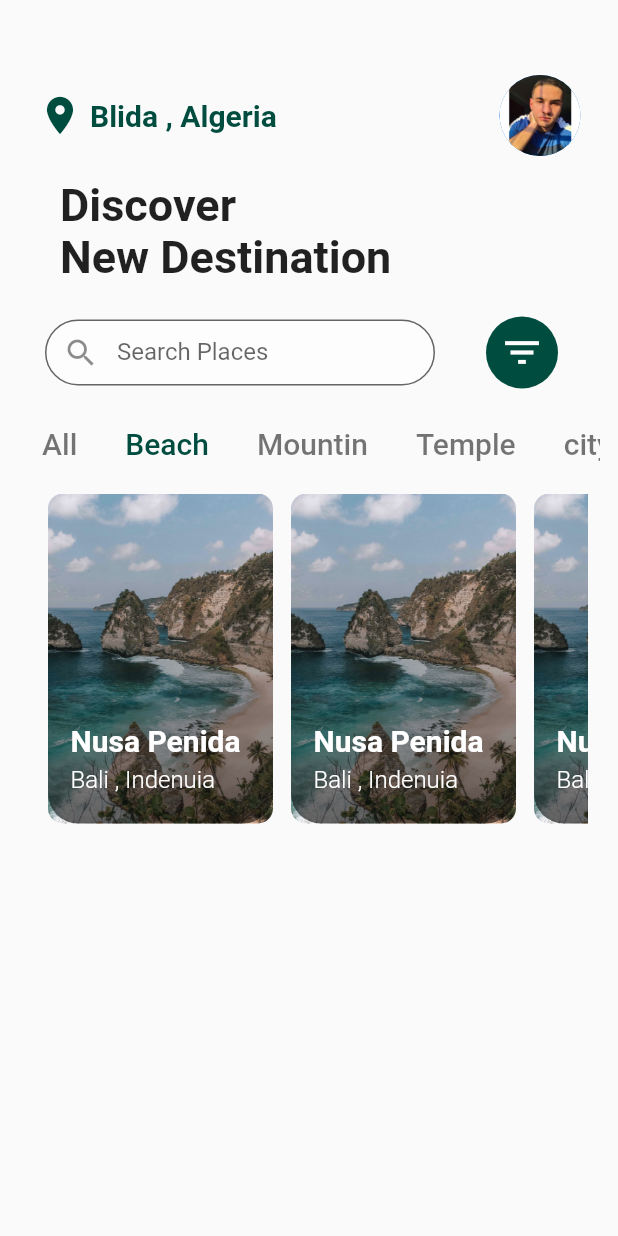
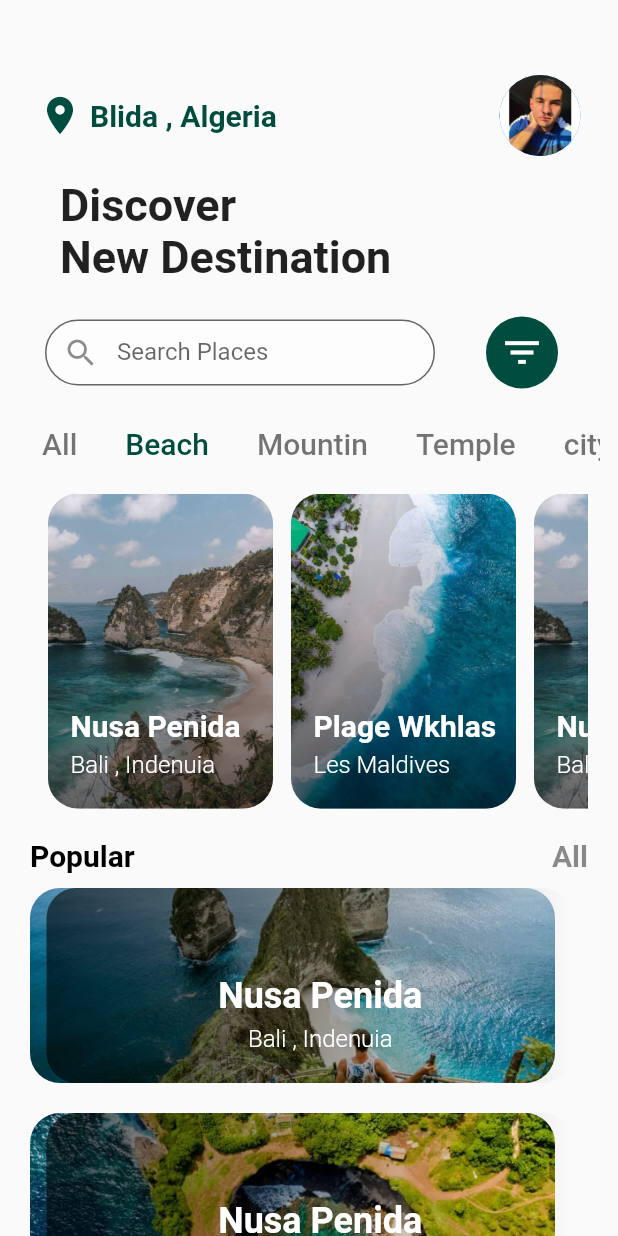
Before and after one commit to abdelghanimeliani/travel-app, a Flutter app: the screen it shows after launch, on a phone screen of 412 x 824 dp. Run offline on Flutter 3.47's test engine with Material 2 defaults, Android fonts, the phone set to English and light mode, and no system bars.

Commit message:
add the second list

```diff
--- a/lib/screens/homepage.dart
+++ b/lib/screens/homepage.dart
@@ -123,19 +123,62 @@ class _HomePageState extends State<HomePage> {
 
 
                 Padding(
-                  padding: const EdgeInsets.all(20),
+                  padding: const EdgeInsets.only(left: 20 , top: 20 , right: 20 ),
                   child: Container(
-                    height: 250,
+                    height: 230,
                     child: ListView(
                       scrollDirection: Axis.horizontal,
                       children: [
                         Item(context,  "assets/detailsimage.jpg", "Nusa Penida" , 'Bali , Indenuia'),
-                        Item(context,  "assets/detailsimage.jpg", "Nusa Penida" , 'Bali , Indenuia'),
+                        Item(context,  "assets/tallimage2.jpg", "Plage Wkhlas" , 'Les Maldives'),
                         Item(context,  "assets/detailsimage.jpg", "Nusa Penida" , 'Bali , Indenuia'),
                       ],
                     ),
                   ),
+                ) ,
+
+
+                Padding(
+                  padding: const EdgeInsets.only(left: 20 , right: 20 , bottom: 10),
+                  child: Row(
+                    mainAxisAlignment: MainAxisAlignment.spaceBetween,
+                    children: [
+                      Text("Popular" ,
+                        style: TextStyle(
+                          fontSize: 20 ,
+                          fontWeight: FontWeight.bold ,
+                          color: Colors.black
+                        ),
+                      ),
+                      Text("All" ,
+                        style: TextStyle(
+                            fontSize: 20 ,
+                            fontWeight: FontWeight.bold ,
+                            color: Colors.black45
+                        ),
                       )
+                    ],
+                  ),
+                ) ,
+
+
+                Padding(
+                  padding: const EdgeInsets.symmetric(horizontal: 20),
+                  child: Container(
+                    height: 300,
+                    width: 400,
+                    child: ListView(
+
+                      children: [
+                        Item2(context,  "assets/1.webp", "Nusa Penida" , 'Bali , Indenuia'),
+                        Item2(context,  "assets/2.webp", "Nusa Penida" , 'Bali , Indenuia'),
+                      ],
+                    ),
+                  ),
+                ) ,
+
+
+
 
               ],
             ),
@@ -158,14 +201,14 @@ Widget Item(BuildContext context , String link , String place , String location)
       padding: const EdgeInsets.only(left: 12),
       child: Container(
         width: 150,
-          height: 220,
+        height: 210,
         child: Stack(
           children: [
             Container(
               width: 150,
-                height: 220,
+              height: 210,
               decoration: BoxDecoration(
-                    borderRadius: BorderRadius.circular(10),
+                  borderRadius: BorderRadius.circular(20),
                   image: DecorationImage(
                       image: AssetImage(
                           (link)),
@@ -173,7 +216,7 @@ Widget Item(BuildContext context , String link , String place , String location)
             ),
             Container(
               width: 150,
-                height: 220,
+              height: 210,
               decoration: BoxDecoration(
                   borderRadius: BorderRadius.circular(20),
                   gradient: LinearGradient(
@@ -218,3 +261,80 @@ Widget Item(BuildContext context , String link , String place , String location)
     ),
   );
 }
+
+
+
+Widget Item2 (BuildContext context , String link , String place , String location){
+  return GestureDetector(
+    onTap: () {
+
+    },
+    child: Padding(
+      padding: const EdgeInsets.only(bottom: 20),
+      child: Container(
+        width: 350,
+        height: 130,
+        child: Stack(
+          children: [
+            Container(
+              width: 350,
+              height: 130,
+              decoration: BoxDecoration(
+                  borderRadius: BorderRadius.circular(20),
+                  image: DecorationImage(
+                      image: AssetImage(
+                          (link)),
+                      fit: BoxFit.cover)),
+            ),
+            Center(
+              child: Container(
+                width: 350,
+                height: 130,
+                decoration: BoxDecoration(
+                    borderRadius: BorderRadius.circular(20),
+                    gradient: LinearGradient(
+                        colors: [
+                          Colors.black.withOpacity(0.6),
+                          Colors.black.withOpacity(0),
+                        ],
+                        end: Alignment.centerRight,
+                        begin: Alignment.centerLeft)),
+                child: Center(
+                  child: Column(
+
+                    crossAxisAlignment: CrossAxisAlignment.center,
+                    mainAxisAlignment: MainAxisAlignment.end,
+                    children: [
+                      Padding(
+                        padding: const EdgeInsets.only(left: 15 , bottom: 5),
+                        child: Text(
+                          place,
+                          style: TextStyle(
+                              color: Colors.white,
+                              fontSize: 24,
+                              fontWeight: FontWeight.bold),
+                        ),
+                      ),
+
+                      Padding(
+                        padding: const EdgeInsets.only(left: 15 , bottom: 20),
+                        child: Text(
+                          location,
+                          style: TextStyle(
+                              color: Colors.white,
+                              fontSize: 16,
+                              fontWeight: FontWeight.w300),
+                        ),
+                      ),
+
+                    ],
+                  ),
+                ),
+              ),
+            )
+          ],
+        ),
+      ),
+    ),
+  );
+}
```
Lines whose indentation alone changed are shown as unchanged.
